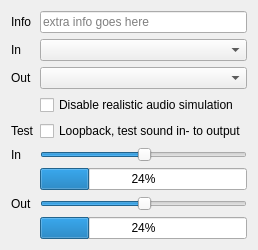
The window that src/blackgui/components/audiodevicevolumesetupcomponent.ui (swift-project/pilotclient) describes before a commit, drawn with Qt 5.
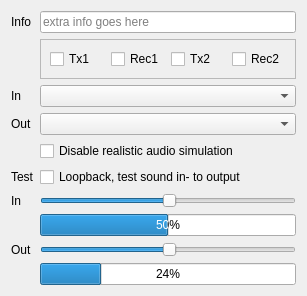
The same window after the commit.

Commit message: Ref T731, adjusted audio settings for AFV and added functions in UI component

Patch:
```diff
--- a/src/blackgui/components/audiodevicevolumesetupcomponent.ui
+++ b/src/blackgui/components/audiodevicevolumesetupcomponent.ui
@@ -6,8 +6,8 @@
    <rect>
     <x>0</x>
     <y>0</y>
-    <width>194</width>
-    <height>216</height>
+    <width>307</width>
+    <height>254</height>
    </rect>
   </property>
   <property name="windowTitle">
@@ -24,92 +24,27 @@
      </property>
     </widget>
    </item>
-   <item row="8" column="1">
-    <widget class="QProgressBar" name="pb_LevelOut">
-     <property name="value">
-      <number>24</number>
-     </property>
-    </widget>
-   </item>
-   <item row="2" column="1">
-    <widget class="QComboBox" name="cb_SetupAudioOutputDevice">
-     <property name="sizeAdjustPolicy">
-      <enum>QComboBox::AdjustToMinimumContentsLength</enum>
-     </property>
-    </widget>
-   </item>
-   <item row="7" column="0">
-    <widget class="QLabel" name="lbl_VolumeOut">
-     <property name="text">
-      <string>Out</string>
-     </property>
-    </widget>
-   </item>
-   <item row="1" column="0">
-    <widget class="QLabel" name="lbl_SetupAudioInputDevice">
-     <property name="text">
-      <string>In</string>
-     </property>
-    </widget>
-   </item>
-   <item row="2" column="0">
-    <widget class="QLabel" name="lbl_SetupAudioOutputDevice">
-     <property name="text">
-      <string>Out</string>
-     </property>
-    </widget>
-   </item>
-   <item row="7" column="1">
-    <widget class="QSlider" name="hs_VolumeOut">
-     <property name="value">
-      <number>50</number>
-     </property>
-     <property name="orientation">
-      <enum>Qt::Horizontal</enum>
-     </property>
-    </widget>
-   </item>
    <item row="4" column="1">
+    <widget class="QCheckBox" name="cb_DisableAudioEffects">
+     <property name="text">
+      <string>Disable realistic audio simulation</string>
+     </property>
+    </widget>
+   </item>
+   <item row="5" column="1">
     <widget class="QCheckBox" name="cb_SetupAudioLoopback">
      <property name="text">
       <string>Loopback, test sound in- to output</string>
      </property>
     </widget>
    </item>
-   <item row="1" column="1">
-    <widget class="QComboBox" name="cb_SetupAudioInputDevice">
-     <property name="sizeAdjustPolicy">
-      <enum>QComboBox::AdjustToMinimumContentsLength</enum>
-     </property>
-     <property name="frame">
-      <bool>true</bool>
-     </property>
-    </widget>
-   </item>
-   <item row="6" column="1">
-    <widget class="QProgressBar" name="pb_LevelIn">
+   <item row="9" column="1">
+    <widget class="QProgressBar" name="pb_LevelOut">
      <property name="value">
       <number>24</number>
      </property>
     </widget>
    </item>
-   <item row="5" column="0">
-    <widget class="QLabel" name="lbl_VolumeIn">
-     <property name="text">
-      <string>In</string>
-     </property>
-    </widget>
-   </item>
-   <item row="5" column="1">
-    <widget class="QSlider" name="hs_VolumeIn">
-     <property name="value">
-      <number>50</number>
-     </property>
-     <property name="orientation">
-      <enum>Qt::Horizontal</enum>
-     </property>
-    </widget>
-   </item>
    <item row="0" column="0">
     <widget class="QLabel" name="lbl_Info">
      <property name="text">
@@ -117,20 +52,125 @@
      </property>
     </widget>
    </item>
-   <item row="4" column="0">
+   <item row="6" column="1">
+    <widget class="QSlider" name="hs_VolumeIn">
+     <property name="value">
+      <number>50</number>
+     </property>
+     <property name="orientation">
+      <enum>Qt::Horizontal</enum>
+     </property>
+    </widget>
+   </item>
+   <item row="2" column="0">
+    <widget class="QLabel" name="lbl_SetupAudioInputDevice">
+     <property name="text">
+      <string>In</string>
+     </property>
+    </widget>
+   </item>
+   <item row="3" column="1">
+    <widget class="QComboBox" name="cb_SetupAudioOutputDevice">
+     <property name="sizeAdjustPolicy">
+      <enum>QComboBox::AdjustToMinimumContentsLength</enum>
+     </property>
+    </widget>
+   </item>
+   <item row="3" column="0">
+    <widget class="QLabel" name="lbl_SetupAudioOutputDevice">
+     <property name="text">
+      <string>Out</string>
+     </property>
+    </widget>
+   </item>
+   <item row="6" column="0">
+    <widget class="QLabel" name="lbl_VolumeIn">
+     <property name="text">
+      <string>In</string>
+     </property>
+    </widget>
+   </item>
+   <item row="2" column="1">
+    <widget class="QComboBox" name="cb_SetupAudioInputDevice">
+     <property name="sizeAdjustPolicy">
+      <enum>QComboBox::AdjustToMinimumContentsLength</enum>
+     </property>
+     <property name="frame">
+      <bool>true</bool>
+     </property>
+    </widget>
+   </item>
+   <item row="5" column="0">
     <widget class="QLabel" name="lbl_SetupAudioLoopback">
      <property name="text">
       <string>Test</string>
      </property>
     </widget>
    </item>
-   <item row="3" column="1">
-    <widget class="QCheckBox" name="checkBox">
+   <item row="7" column="1">
+    <widget class="QProgressBar" name="pb_LevelIn">
+     <property name="value">
+      <number>50</number>
+     </property>
+    </widget>
+   </item>
+   <item row="8" column="0">
+    <widget class="QLabel" name="lbl_VolumeOut">
      <property name="text">
-      <string>Disable realistic audio simulation</string>
+      <string>Out</string>
      </property>
     </widget>
    </item>
+   <item row="8" column="1">
+    <widget class="QSlider" name="hs_VolumeOut">
+     <property name="value">
+      <number>50</number>
+     </property>
+     <property name="orientation">
+      <enum>Qt::Horizontal</enum>
+     </property>
+    </widget>
+   </item>
+   <item row="1" column="1">
+    <widget class="QFrame" name="fr_TxRec">
+     <property name="frameShape">
+      <enum>QFrame::StyledPanel</enum>
+     </property>
+     <property name="frameShadow">
+      <enum>QFrame::Raised</enum>
+     </property>
+     <layout class="QHBoxLayout" name="horizontalLayout">
+      <item>
+       <widget class="QCheckBox" name="cb_1Tx">
+        <property name="text">
+         <string>Tx1</string>
+        </property>
+       </widget>
+      </item>
+      <item>
+       <widget class="QCheckBox" name="cb_1Rec">
+        <property name="text">
+         <string>Rec1</string>
+        </property>
+       </widget>
+      </item>
+      <item>
+       <widget class="QCheckBox" name="cb_2Tx">
+        <property name="text">
+         <string>Tx2</string>
+        </property>
+       </widget>
+      </item>
+      <item>
+       <widget class="QCheckBox" name="cb_2Rec">
+        <property name="text">
+         <string>Rec2</string>
+        </property>
+       </widget>
+      </item>
+     </layout>
+    </widget>
+   </item>
   </layout>
  </widget>
  <tabstops>
```
Left out of the diff: 10 changed lines with no effect on the pictures. The commit also changes 5 other files.
